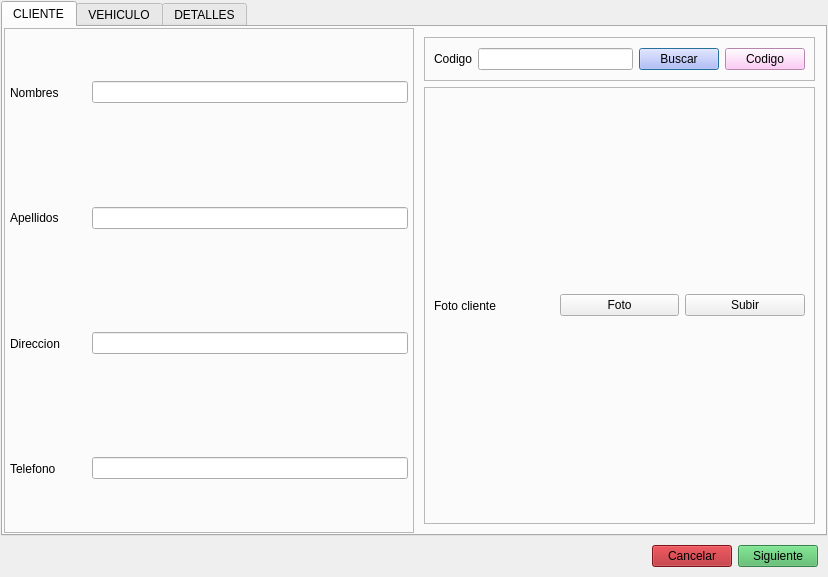
Before: the Qt Designer form view/ModalRegistro.ui in jhocepSan/deskopCandiaCar, drawn with Qt 5.
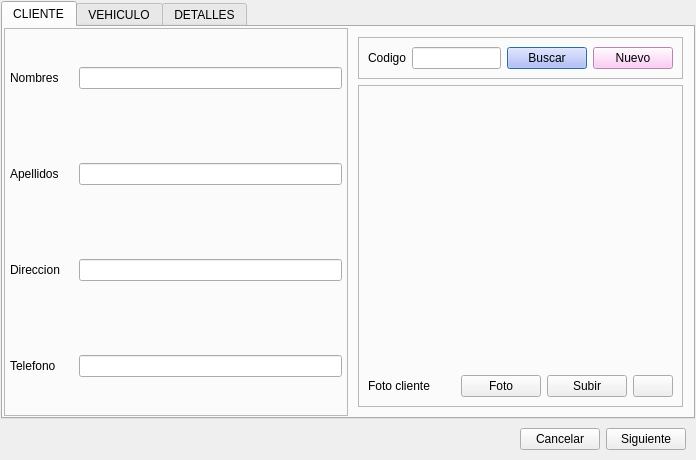
After: the same form once the commit is applied. The open tabs and pages were chosen to show the change.

Commit message: add foto cliente preview

Diff of the .ui file:
```diff
--- a/view/ModalRegistro.ui
+++ b/view/ModalRegistro.ui
@@ -6,8 +6,8 @@
    <rect>
     <x>0</x>
     <y>0</y>
-    <width>828</width>
-    <height>577</height>
+    <width>696</width>
+    <height>460</height>
    </rect>
   </property>
   <property name="windowTitle">
@@ -330,7 +330,7 @@
 }</string>
                      </property>
                      <property name="text">
-                      <string>Codigo</string>
+                      <string>Nuevo</string>
                      </property>
                      <property name="iconSize">
                       <size>
@@ -351,7 +351,27 @@
                   <property name="frameShadow">
                    <enum>QFrame::Raised</enum>
                   </property>
-                  <layout class="QHBoxLayout" name="horizontalLayout_9" stretch="0,0,0">
+                  <layout class="QVBoxLayout" name="verticalLayout_7" stretch="1,0">
+                   <item>
+                    <layout class="QVBoxLayout" name="verticalLayout_10" stretch="0,1">
+                     <item>
+                      <widget class="QLabel" name="lb_fotocliente_path">
+                       <property name="text">
+                        <string/>
+                       </property>
+                      </widget>
+                     </item>
+                     <item>
+                      <widget class="QLabel" name="lb_fotocliente_preview">
+                       <property name="text">
+                        <string/>
+                       </property>
+                      </widget>
+                     </item>
+                    </layout>
+                   </item>
+                   <item>
+                    <layout class="QHBoxLayout" name="horizontalLayout_9" stretch="1,0,0,0">
                    <item>
                     <widget class="QLabel" name="label_6">
                      <property name="text">
@@ -391,6 +411,15 @@
                      </property>
                     </widget>
                    </item>
+                     <item>
+                      <widget class="QPushButton" name="btn_subirFotoCliente">
+                       <property name="text">
+                        <string/>
+                       </property>
+                      </widget>
+                     </item>
+                    </layout>
+                   </item>
                   </layout>
                  </widget>
                 </item>
@@ -971,11 +1000,6 @@
          </item>
          <item>
           <widget class="QPushButton" name="btnSalir">
-           <property name="styleSheet">
-            <string notr="true">QPushButton{
-	background:rgb(175, 28, 35);
-}</string>
-           </property>
            <property name="text">
             <string>Cancelar</string>
            </property>
@@ -989,11 +1013,6 @@
          </item>
          <item>
           <widget class="QPushButton" name="btnSiguiente">
-           <property name="styleSheet">
-            <string notr="true">QPushButton{
-		background:rgb(75, 181, 96);
-}</string>
-           </property>
            <property name="text">
             <string>Siguiente</string>
            </property>
```
Left out of the diff: 4 changed lines with no effect on the pictures. Lines whose indentation alone changed are shown as unchanged. The commit also changes 7 other files.
